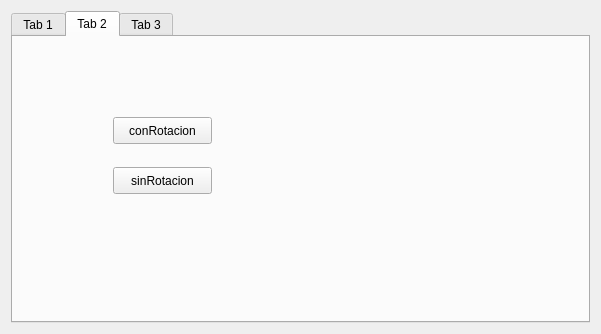
Above: components/mueveBrazo/src/mainUI.ui from robocomp/robocomp-ursus-rockin before the change. Below: the same form after it.
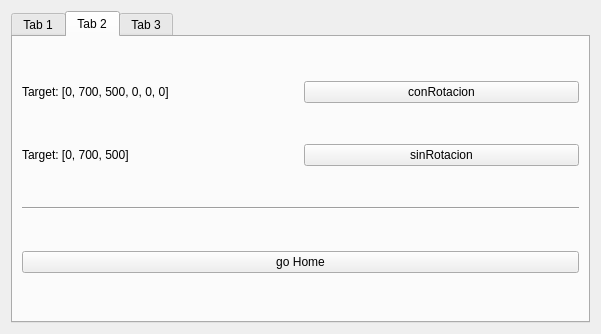
That is the form after the change.

Commit message: Modificado el mueveBrazo, para enviar targets al BIK. FUNCIONA

```diff
--- a/components/mueveBrazo/src/mainUI.ui
+++ b/components/mueveBrazo/src/mainUI.ui
@@ -158,32 +158,58 @@
       <attribute name="title">
        <string>Tab 2</string>
       </attribute>
-      <widget class="QPushButton" name="pushButton">
-       <property name="geometry">
-        <rect>
-         <x>100</x>
-         <y>80</y>
-         <width>99</width>
-         <height>27</height>
-        </rect>
-       </property>
+      <layout class="QVBoxLayout" name="verticalLayout_5">
+       <item>
+        <layout class="QHBoxLayout" name="horizontalLayout_4">
+         <item>
+          <widget class="QLabel" name="label_4">
+           <property name="text">
+            <string>Target: [0, 700, 500, 0, 0, 0]</string>
+           </property>
+          </widget>
+         </item>
+         <item>
+          <widget class="QPushButton" name="botonRotacion">
        <property name="text">
         <string>conRotacion</string>
        </property>
       </widget>
-      <widget class="QPushButton" name="pushButton_2">
-       <property name="geometry">
-        <rect>
-         <x>100</x>
-         <y>130</y>
-         <width>99</width>
-         <height>27</height>
-        </rect>
-       </property>
+         </item>
+        </layout>
+       </item>
+       <item>
+        <layout class="QHBoxLayout" name="horizontalLayout_5">
+         <item>
+          <widget class="QLabel" name="label_5">
+           <property name="text">
+            <string>Target: [0, 700, 500]</string>
+           </property>
+          </widget>
+         </item>
+         <item>
+          <widget class="QPushButton" name="botonTraslacion">
        <property name="text">
         <string>sinRotacion</string>
        </property>
       </widget>
+         </item>
+        </layout>
+       </item>
+       <item>
+        <widget class="Line" name="line_4">
+         <property name="orientation">
+          <enum>Qt::Horizontal</enum>
+         </property>
+        </widget>
+       </item>
+       <item>
+        <widget class="QPushButton" name="botonHome">
+         <property name="text">
+          <string>go Home</string>
+         </property>
+        </widget>
+       </item>
+      </layout>
      </widget>
      <widget class="QWidget" name="tab_55">
       <attribute name="title">
```
Lines whose indentation alone changed are shown as unchanged. The commit also changes 6 other files.
